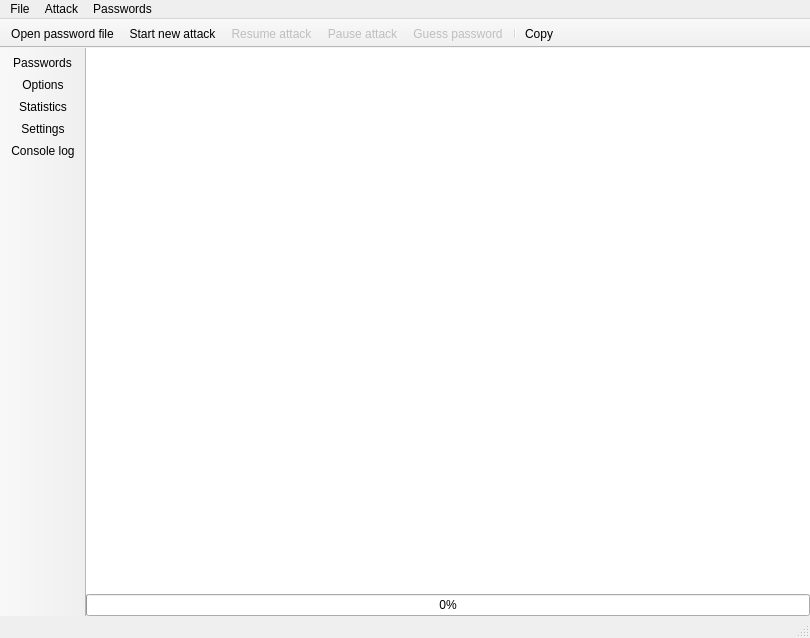
The window that mainwindow.ui (openwall/johnny) describes before a commit, drawn with Qt 5.
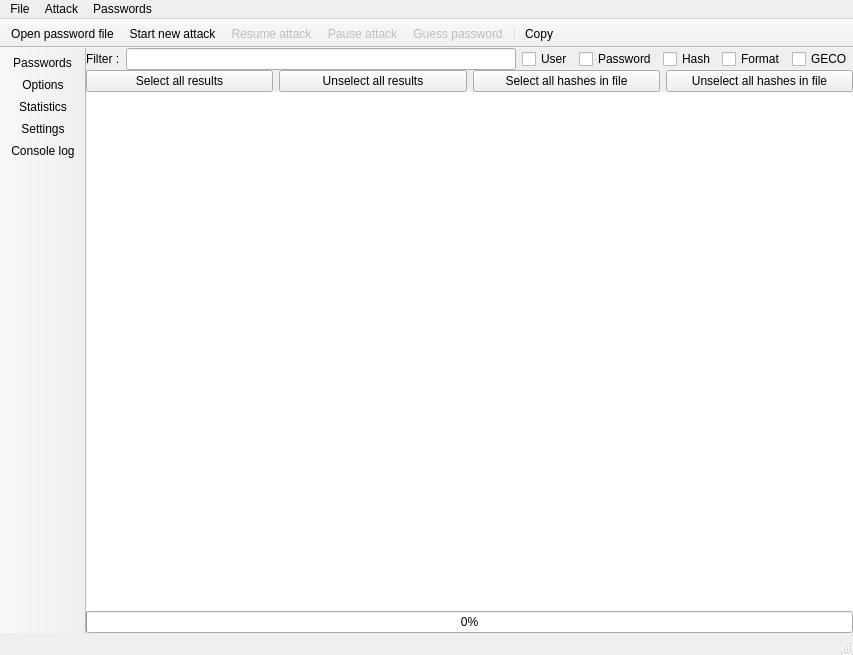
The same window after the commit. Icons and pictures are not drawn. Custom widgets are drawn as their Qt base class.

Commit message: Add UI for the table view filters

```diff
--- a/mainwindow.ui
+++ b/mainwindow.ui
@@ -6,8 +6,8 @@
    <rect>
     <x>0</x>
     <y>0</y>
-    <width>810</width>
-    <height>638</height>
+    <width>853</width>
+    <height>655</height>
    </rect>
   </property>
   <property name="sizePolicy">
@@ -77,6 +77,9 @@
          </property>
          <widget class="QWidget" name="passwordsPage">
           <layout class="QVBoxLayout" name="verticalLayout_4">
+           <property name="spacing">
+            <number>0</number>
+           </property>
            <property name="leftMargin">
             <number>0</number>
            </property>
@@ -89,6 +92,125 @@
            <property name="bottomMargin">
             <number>0</number>
            </property>
+           <item>
+            <widget class="QWidget" name="widgetFilterOptions" native="true">
+             <layout class="QHBoxLayout" name="horizontalLayout_5">
+              <property name="spacing">
+               <number>6</number>
+              </property>
+              <property name="leftMargin">
+               <number>0</number>
+              </property>
+              <property name="topMargin">
+               <number>0</number>
+              </property>
+              <property name="rightMargin">
+               <number>0</number>
+              </property>
+              <property name="bottomMargin">
+               <number>0</number>
+              </property>
+              <item>
+               <widget class="QLabel" name="labelFilter">
+                <property name="text">
+                 <string>Filter :</string>
+                </property>
+               </widget>
+              </item>
+              <item>
+               <widget class="QLineEdit" name="lineEditFilter">
+                <property name="text">
+                 <string/>
+                </property>
+               </widget>
+              </item>
+              <item>
+               <widget class="QCheckBox" name="checkBoxUserFilter">
+                <property name="text">
+                 <string>User</string>
+                </property>
+               </widget>
+              </item>
+              <item>
+               <widget class="QCheckBox" name="checkBoxPasswordFilter">
+                <property name="text">
+                 <string>Password</string>
+                </property>
+               </widget>
+              </item>
+              <item>
+               <widget class="QCheckBox" name="checkBoxHashFilter">
+                <property name="text">
+                 <string>Hash</string>
+                </property>
+               </widget>
+              </item>
+              <item>
+               <widget class="QCheckBox" name="checkBoxFormatFilter">
+                <property name="text">
+                 <string>Format</string>
+                </property>
+               </widget>
+              </item>
+              <item>
+               <widget class="QCheckBox" name="checkBoxGecoFilter">
+                <property name="text">
+                 <string>GECO</string>
+                </property>
+               </widget>
+              </item>
+             </layout>
+            </widget>
+           </item>
+           <item>
+            <widget class="QWidget" name="widgetFilterButtons" native="true">
+             <layout class="QHBoxLayout" name="horizontalLayout_21">
+              <property name="spacing">
+               <number>6</number>
+              </property>
+              <property name="leftMargin">
+               <number>0</number>
+              </property>
+              <property name="topMargin">
+               <number>0</number>
+              </property>
+              <property name="rightMargin">
+               <number>0</number>
+              </property>
+              <property name="bottomMargin">
+               <number>0</number>
+              </property>
+              <item>
+               <widget class="QPushButton" name="buttonSelectAllResults">
+                <property name="text">
+                 <string>Select all results</string>
+                </property>
+               </widget>
+              </item>
+              <item>
+               <widget class="QPushButton" name="buttonUnselectAllResults">
+                <property name="text">
+                 <string>Unselect all results</string>
+                </property>
+               </widget>
+              </item>
+              <item>
+               <widget class="QPushButton" name="buttonSelectAllHashes">
+                <property name="text">
+                 <string>Select all hashes in file</string>
+                </property>
+               </widget>
+              </item>
+              <item>
+               <widget class="QPushButton" name="buttonUnselectAllHashes">
+                <property name="text">
+                 <string>Unselect all hashes in file</string>
+                </property>
+               </widget>
+              </item>
+             </layout>
+            </widget>
+           </item>
            <item>
             <widget class="QTableView" name="tableView_Hashes">
              <property name="frameShape">
@@ -1154,8 +1276,8 @@
     <rect>
      <x>0</x>
      <y>0</y>
-     <width>810</width>
-     <height>22</height>
+     <width>853</width>
+     <height>27</height>
     </rect>
    </property>
    <property name="contextMenuPolicy">
```
Left out of the diff: 8 changed lines with no effect on the pictures. The commit also changes 1 other file.
